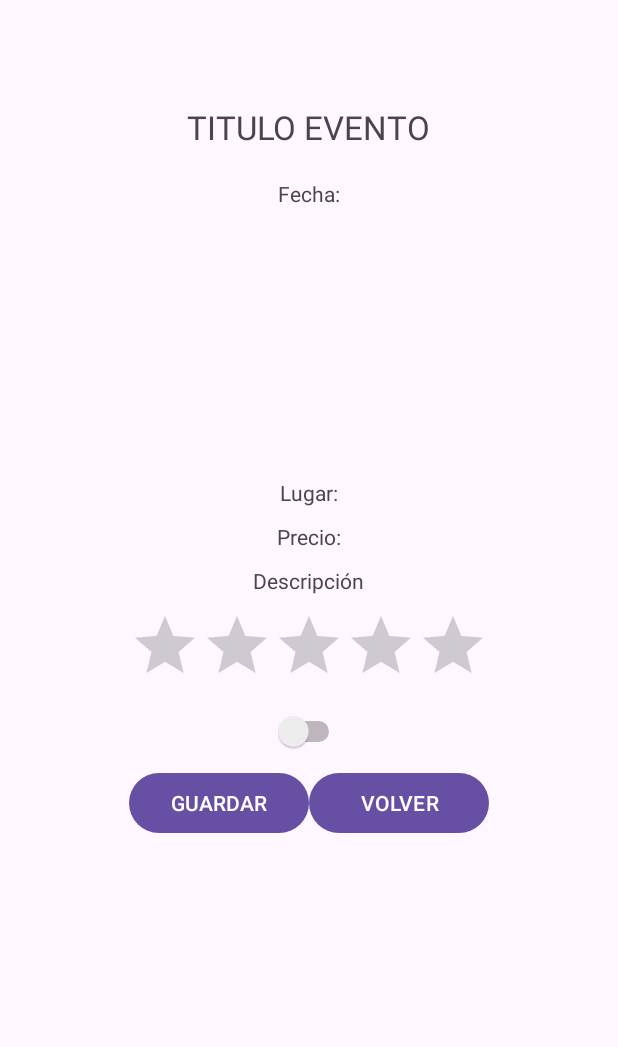
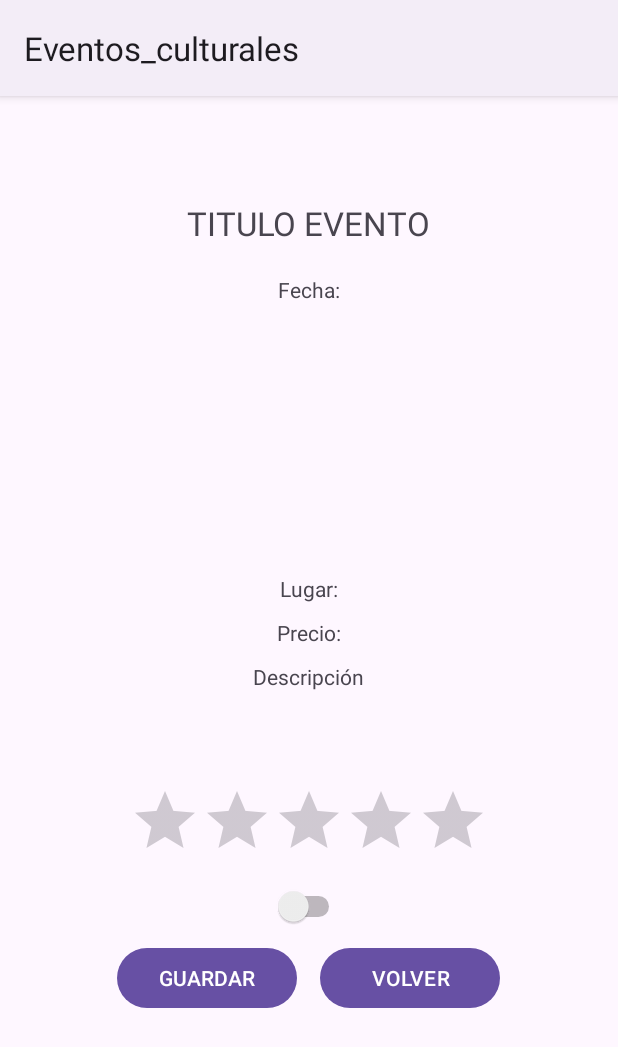
Before and after one commit to rocmisol/practica_android, an Android app: the DetalleActivity screen opened directly, with no data from a screen before it, on a phone screen of 412 x 824 dp. Shown: the top 1047 px of the screen. Run offline under Robolectric (Android 15) with nearby library versions, the phone set to English and light mode, and no system bars.

Commit message:
xml activity, xml detalle, clase evento, item_evento

```diff
--- a/app/src/main/AndroidManifest.xml
+++ b/app/src/main/AndroidManifest.xml
@@ -13,6 +13,9 @@
         android:theme="@style/Theme.Eventos_culturales"
         tools:targetApi="31">
         <activity
+            android:name=".Favoritos"
+            android:exported="false" />
+        <activity
             android:name=".DetalleActivity"
             android:exported="false" />
         <activity
--- a/app/src/main/res/layout/activity_detalle.xml
+++ b/app/src/main/res/layout/activity_detalle.xml
@@ -19,6 +19,15 @@
         android:text="@string/titulo_evento"
         android:textSize="22sp"/>
 
+    <ScrollView
+        android:layout_width="match_parent"
+        android:layout_height="350dp">
+
+        <LinearLayout
+            android:layout_width="match_parent"
+            android:layout_height="wrap_content"
+            android:orientation="vertical">
+
             <TextView
                 android:id="@+id/textViewFechaEvento"
                 android:layout_width="wrap_content"
@@ -28,7 +37,7 @@
                 android:layout_marginTop="20dp"/>
 
             <ImageView
-        android:id="@+id/imageViewFoto"
+                android:id="@+id/imageViewFotoEvento"
                 android:layout_width="200dp"
                 android:layout_height="150dp"
                 android:layout_marginTop="20dp"
@@ -59,6 +68,11 @@
                 android:text="@string/descripcion"
                 android:layout_marginTop="10dp"/>
 
+        </LinearLayout>
+
+    </ScrollView>
+
+
     <RatingBar
         android:layout_width="wrap_content"
         android:layout_height="wrap_content"
@@ -66,7 +80,7 @@
         android:layout_marginTop="10dp"/>
 
     <Switch
-        android:id="@+id/switchFavorito"
+        android:id="@+id/switchFavoritoEvento"
         android:layout_width="wrap_content"
         android:layout_height="wrap_content"
         android:layout_gravity="center_horizontal"
@@ -81,15 +95,16 @@
         android:layout_marginTop="10dp">
 
         <Button
-            android:id="@+id/buttonGuardar"
+            android:id="@+id/buttonGuardarEvento"
             android:layout_width="120dp"
             android:layout_height="wrap_content"
             android:text="@string/guardar"/>
 
         <Button
-            android:id="@+id/buttonVolver"
+            android:id="@+id/buttonVolverEvento"
             android:layout_width="120dp"
             android:layout_height="wrap_content"
+            android:layout_marginStart="15dp"
             android:text="@string/volver"/>
 
     </LinearLayout>
--- a/app/src/main/res/values/themes.xml
+++ b/app/src/main/res/values/themes.xml
@@ -1,6 +1,6 @@
 <resources xmlns:tools="http://schemas.android.com/tools">
     <!-- Base application theme. -->
-    <style name="Base.Theme.Eventos_culturales" parent="Theme.Material3.DayNight.NoActionBar">
+    <style name="Base.Theme.Eventos_culturales" parent="Theme.Material3.DayNight">
         <!-- Customize your light theme here. -->
         <!-- <item name="colorPrimary">@color/my_light_primary</item> -->
     </style>
```
Also changed, not shown: app/src/main/java/es/cm/dam2/pmdm/eventos_culturales/AdaptadorEvento.java (added, +54 -0 lines), app/src/main/java/es/cm/dam2/pmdm/eventos_culturales/Favoritos.java (added, +24 -0 lines), app/src/main/java/es/cm/dam2/pmdm/eventos_culturales/MainActivity.java (+49 -1 lines), app/src/main/res/layout/activity_favoritos.xml (added, +10 -0 lines), app/src/main/res/menu/menu_opciones.xml (renamed from app/src/main/res/menu/menu_operaciones.xml). Lines whose indentation alone changed are shown as unchanged.
